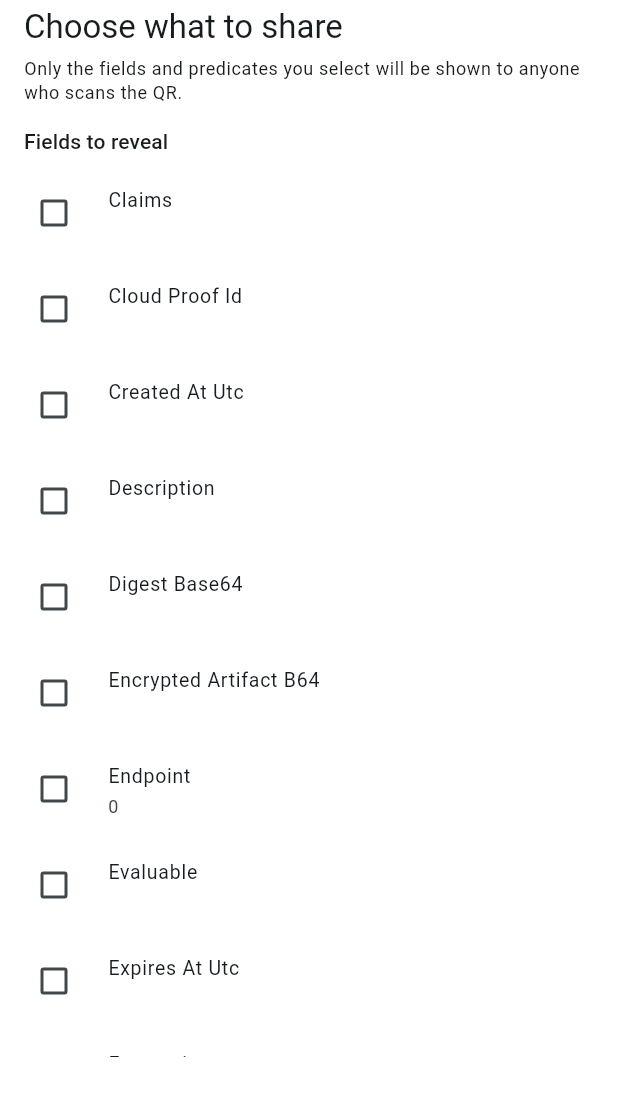
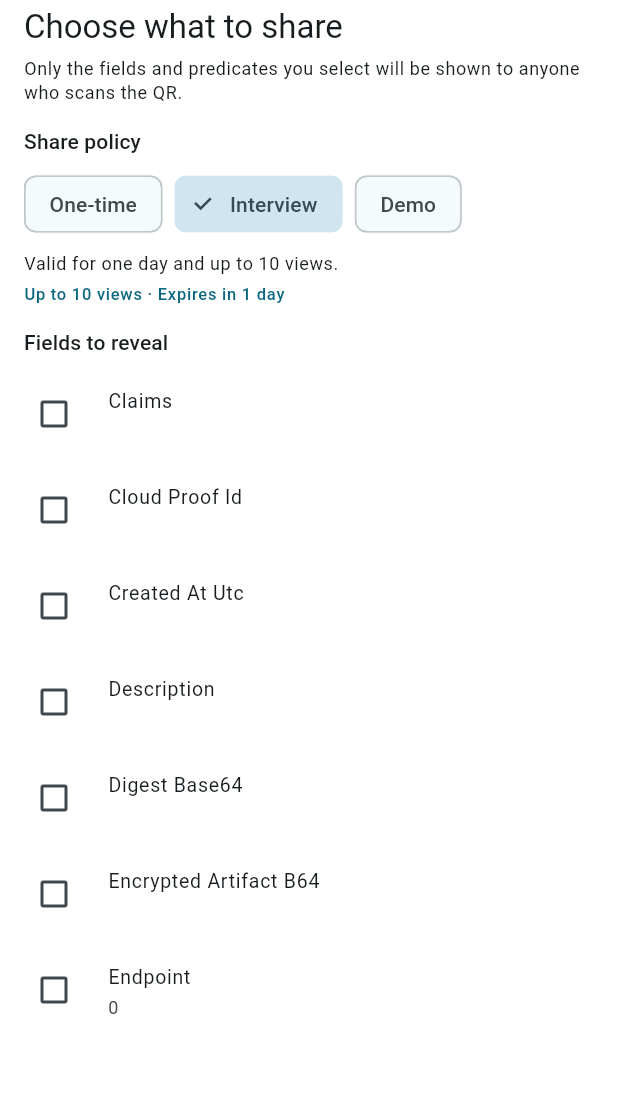
Before and after one commit to Kushal7788/zk-backpack, a Flutter app: the _ShareSelectionSheet widget shown alone on an empty page, opened directly with empty values, on a phone screen of 412 x 824 dp. Shown: the top 1096 px of the screen. Run offline on Flutter 3.47's test engine with Material 3 defaults, Android fonts, the phone set to English and light mode, and no system bars; our stand-ins replace flutter_dotenv, flutter_secure_storage, qr_flutter, sqflite; missing offline and left inert: cryptography, mobile_proof_plugin; accounts and stored records are empty.

Commit message:
Share presets made available for the app

```diff
--- a/app/lib/main.dart
+++ b/app/lib/main.dart
@@ -16,6 +16,32 @@ import 'src/share_selection.dart';
 import 'src/share_service_client.dart';
 
 const _brandLogoAssetPath = 'assets/branding/backpack_logo.png';
+const _sharePolicyPresets = <SharePolicyPreset>[
+  SharePolicyPreset(
+    id: 'one_time',
+    label: 'One-time',
+    description: 'Best for a single verifier. Blocks after the first view.',
+    expiresInMinutes: 60,
+    oneTimeView: true,
+    maxViews: 1,
+  ),
+  SharePolicyPreset(
+    id: 'interview',
+    label: 'Interview',
+    description: 'Valid for one day and up to 10 views.',
+    expiresInMinutes: 1440,
+    oneTimeView: false,
+    maxViews: 10,
+  ),
+  SharePolicyPreset(
+    id: 'demo',
+    label: 'Demo',
+    description: 'Valid for seven days and up to 100 views.',
+    expiresInMinutes: 10080,
+    oneTimeView: false,
+    maxViews: 100,
+  ),
+];
 
 Future<void> main() async {
   WidgetsFlutterBinding.ensureInitialized();
@@ -332,7 +358,7 @@ class _ZkBackpackHomePageState extends State<ZkBackpackHomePage> {
       if (!mounted) {
         return;
       }
-      final ShareSelection? selection = await showModalBottomSheet<ShareSelection>(
+      final ShareDraft? draft = await showModalBottomSheet<ShareDraft>(
         context: context,
         isScrollControlled: true,
         useSafeArea: true,
@@ -341,9 +367,11 @@ class _ZkBackpackHomePageState extends State<ZkBackpackHomePage> {
           return _ShareSelectionSheet(revealedBody: revealedBody);
         },
       );
-      if (selection == null) {
-        return;
-      }
+      if (draft == null) {
+        return;
+      }
+      final selection = draft.selection;
+      final policy = draft.policy;
       if (selection.isEmpty) {
         _showErrorSnack('Pick at least one field or predicate to share.');
         return;
@@ -361,9 +389,9 @@ class _ZkBackpackHomePageState extends State<ZkBackpackHomePage> {
       final shareResult = await _shareClient.createShare(
         proofId: record.proofId,
         policyTemplate: 'selection',
-        expiresInMinutes: 60,
-        oneTimeView: false,
-        maxViews: 10,
+        expiresInMinutes: policy.expiresInMinutes,
+        oneTimeView: policy.oneTimeView,
+        maxViews: policy.maxViews,
         selection: selection,
       );
       await _store.updateCloudShareState(
@@ -381,7 +409,8 @@ class _ZkBackpackHomePageState extends State<ZkBackpackHomePage> {
         builder: (context) {
           final scheme = Theme.of(context).colorScheme;
           final mediaWidth = MediaQuery.of(context).size.width;
-          final double qrSide = (mediaWidth.clamp(220.0, 320.0) - 80).toDouble();
+          final double qrSide = (mediaWidth.clamp(220.0, 320.0) - 80)
+              .toDouble();
           return Dialog(
             child: ConstrainedBox(
               constraints: const BoxConstraints(maxWidth: 360),
@@ -435,11 +464,38 @@ class _ZkBackpackHomePageState extends State<ZkBackpackHomePage> {
                         ),
                         child: Text(
                           shareResult.url,
-                          style: Theme.of(context).textTheme.bodySmall?.copyWith(
+                          style: Theme.of(context).textTheme.bodySmall
+                              ?.copyWith(
                                 color: scheme.primary,
                                 decoration: TextDecoration.underline,
                               ),
                         ),
+                      ),
+                    ),
+                    const SizedBox(height: 12),
+                    Container(
+                      width: double.infinity,
+                      decoration: BoxDecoration(
+                        color: scheme.surfaceContainerHighest,
+                        borderRadius: BorderRadius.circular(12),
+                      ),
+                      padding: const EdgeInsets.all(12),
+                      child: Column(
+                        crossAxisAlignment: CrossAxisAlignment.start,
+                        children: <Widget>[
+                          Text(
+                            policy.label,
+                            style: Theme.of(context).textTheme.labelLarge,
+                          ),
+                          const SizedBox(height: 4),
+                          Text(
+                            _sharePolicySummary(
+                              policy,
+                              expiresAtUtc: shareResult.expiresAtUtc,
+                            ),
+                            style: Theme.of(context).textTheme.bodySmall,
+                          ),
+                        ],
                       ),
                     ),
                     const SizedBox(height: 12),
@@ -480,8 +536,12 @@ class _ZkBackpackHomePageState extends State<ZkBackpackHomePage> {
             ),
             FilledButton.tonal(
               style: FilledButton.styleFrom(
-                foregroundColor: Theme.of(dialogContext).colorScheme.onErrorContainer,
-                backgroundColor: Theme.of(dialogContext).colorScheme.errorContainer,
+                foregroundColor: Theme.of(
+                  dialogContext,
+                ).colorScheme.onErrorContainer,
+                backgroundColor: Theme.of(
+                  dialogContext,
+                ).colorScheme.errorContainer,
               ),
               onPressed: () => Navigator.of(dialogContext).pop(true),
               child: const Text('Delete'),
@@ -618,14 +678,12 @@ class _ZkBackpackHomePageState extends State<ZkBackpackHomePage> {
         }
       }
     }
-    final candidate = _firstNonEmptyMap(
-      <Object?>[
+    final candidate = _firstNonEmptyMap(<Object?>[
       decoded['revealedData'],
       decoded['revealed'],
       decoded['claims'],
       decoded['scopedClaims'],
-      ],
-    );
+    ]);
     final source = candidate ?? decoded;
     final flattened = <String, String>{};
     _flattenValues(source, flattened, prefix: '');
@@ -656,8 +714,7 @@ class _ZkBackpackHomePageState extends State<ZkBackpackHomePage> {
           if (endpoint is Map<String, Object?>) {
             final method = (endpoint['method'] as String?)?.trim() ?? '';
             final host =
-                (endpoint['host'] as String?)?.trim() ??
-                fallbackHost.trim();
+                (endpoint['host'] as String?)?.trim() ?? fallbackHost.trim();
             final path = (endpoint['path'] as String?)?.trim() ?? '';
             final uri = '$host$path'.trim();
             if (uri.isNotEmpty) {
@@ -752,10 +809,7 @@ class _ZkBackpackHomePageState extends State<ZkBackpackHomePage> {
       return;
     }
     ScaffoldMessenger.of(context).showSnackBar(
-      SnackBar(
-        duration: const Duration(seconds: 2),
-        content: Text(message),
-      ),
+      SnackBar(duration: const Duration(seconds: 2), content: Text(message)),
     );
   }
 
@@ -893,8 +947,7 @@ class _ZkBackpackHomePageState extends State<ZkBackpackHomePage> {
                               (item) => DropdownMenuItem<ProviderConfig>(
                                 value: item,
                                 child: Row(
-                                        crossAxisAlignment:
-                                            CrossAxisAlignment.start,
+                                  crossAxisAlignment: CrossAxisAlignment.start,
                                   children: <Widget>[
                                     Expanded(
                                       child: Column(
@@ -906,12 +959,11 @@ class _ZkBackpackHomePageState extends State<ZkBackpackHomePage> {
                                           const SizedBox(height: 2),
                                           Text(
                                             item.description,
-                                                  style: Theme.of(context)
-                                                      .textTheme
-                                                      .bodySmall,
+                                            style: Theme.of(
+                                              context,
+                                            ).textTheme.bodySmall,
                                             maxLines: 2,
-                                                  overflow:
-                                                      TextOverflow.ellipsis,
+                                            overflow: TextOverflow.ellipsis,
                                           ),
                                         ],
                                       ),
@@ -952,9 +1004,7 @@ class _ZkBackpackHomePageState extends State<ZkBackpackHomePage> {
                               Expanded(
                                 child: Text(
                                   provider.description,
-                                        style: Theme.of(context)
-                                            .textTheme
-                                            .bodySmall,
+                                  style: Theme.of(context).textTheme.bodySmall,
                                 ),
                               ),
                             ],
@@ -965,11 +1015,8 @@ class _ZkBackpackHomePageState extends State<ZkBackpackHomePage> {
                       Container(
                         width: double.infinity,
                         decoration: BoxDecoration(
-                                color: Theme.of(
-                                  context,
-                                ).colorScheme.primaryContainer.withValues(
-                                  alpha: 0.35,
-                                ),
+                          color: Theme.of(context).colorScheme.primaryContainer
+                              .withValues(alpha: 0.35),
                           borderRadius: BorderRadius.circular(12),
                         ),
                         padding: const EdgeInsets.all(12),
@@ -1042,9 +1089,7 @@ class _ZkBackpackHomePageState extends State<ZkBackpackHomePage> {
                     ),
                     child: const Padding(
                       padding: EdgeInsets.all(12),
-                      child: Image(
-                        image: AssetImage(_brandLogoAssetPath),
-                      ),
+                      child: Image(image: AssetImage(_brandLogoAssetPath)),
                     ),
                   ),
                   const SizedBox(height: 14),
@@ -1102,17 +1147,21 @@ class _ZkBackpackHomePageState extends State<ZkBackpackHomePage> {
                               children: <Widget>[
                                 Text(
                                   providerLabel,
-                                  style: Theme.of(context).textTheme.titleMedium,
-                                ),
-                                if (_providerById[proof.providerId]
-                                        ?.description
+                                  style: Theme.of(
+                                    context,
+                                  ).textTheme.titleMedium,
+                                ),
+                                if (_providerById[proof.providerId]?.description
                                         .trim()
                                         .isNotEmpty ==
                                     true) ...<Widget>[
                                   const SizedBox(height: 2),
                                   Text(
-                                    _providerById[proof.providerId]!.description,
-                                    style: Theme.of(context).textTheme.bodySmall,
+                                    _providerById[proof.providerId]!
+                                        .description,
+                                    style: Theme.of(
+                                      context,
+                                    ).textTheme.bodySmall,
                                     maxLines: 2,
                                     overflow: TextOverflow.ellipsis,
                                   ),
@@ -1176,7 +1225,10 @@ class _ZkBackpackHomePageState extends State<ZkBackpackHomePage> {
                           padding: const EdgeInsets.all(6),
                           tapTargetSize: MaterialTapTargetSize.shrinkWrap,
                         ),
-                        icon: const Icon(Icons.delete_outline_rounded, size: 18),
+                        icon: const Icon(
+                          Icons.delete_outline_rounded,
+                          size: 18,
+                        ),
                       ),
                     ],
                   ),
@@ -1228,9 +1280,9 @@ class _ZkBackpackHomePageState extends State<ZkBackpackHomePage> {
             child: IgnorePointer(
               child: DecoratedBox(
                 decoration: BoxDecoration(
-                  color: Theme.of(context).colorScheme.surface.withValues(
-                    alpha: 0.75,
-                  ),
+                  color: Theme.of(
+                    context,
+                  ).colorScheme.surface.withValues(alpha: 0.75),
                 ),
                 child: const Center(child: CircularProgressIndicator()),
               ),
@@ -1395,10 +1447,7 @@ class _SectionCard extends StatelessWidget {
   @override
   Widget build(BuildContext context) {
     return Card(
-      child: Padding(
-        padding: const EdgeInsets.all(14),
-        child: child,
-      ),
+      child: Padding(padding: const EdgeInsets.all(14), child: child),
     );
   }
 }
@@ -1545,8 +1594,18 @@ String? _humanizeIsoDate(String input) {
   if (parsed == null) return null;
   final local = parsed.toLocal();
   const months = <String>[
-    'Jan', 'Feb', 'Mar', 'Apr', 'May', 'Jun',
-    'Jul', 'Aug', 'Sep', 'Oct', 'Nov', 'Dec',
+    'Jan',
+    'Feb',
+    'Mar',
+    'Apr',
+    'May',
+    'Jun',
+    'Jul',
+    'Aug',
+    'Sep',
+    'Oct',
+    'Nov',
+    'Dec',
   ];
   final dateOnly = !input.contains('T');
   final month = months[local.month - 1];
@@ -1559,6 +1618,43 @@ String? _humanizeIsoDate(String input) {
   return '$month ${local.day}, ${local.year}, $hour12:$minute $ampm';
 }
 
+String _sharePolicySummary(SharePolicyPreset policy, {String? expiresAtUtc}) {
+  final parts = <String>[];
+  if (policy.oneTimeView) {
+    parts.add('One-time link');
+  }
+  if (policy.maxViews != null) {
+    parts.add(
+      'Up to ${policy.maxViews} view${policy.maxViews == 1 ? '' : 's'}',
+    );
+  }
+  if (expiresAtUtc != null && expiresAtUtc.trim().isNotEmpty) {
+    parts.add('Expires ${_humanizeIsoDate(expiresAtUtc) ?? expiresAtUtc}');
+  } else {
+    parts.add('Expires in ${_formatPolicyDuration(policy.expiresInMinutes)}');
+  }
+  return parts.join(' · ');
+}
+
+String _formatPolicyDuration(int minutes) {
+  if (minutes % 1440 == 0) {
+    final days = minutes ~/ 1440;
+    return '$days day${days == 1 ? '' : 's'}';
+  }
+  if (minutes % 60 == 0) {
+    final hours = minutes ~/ 60;
+    return '$hours hour${hours == 1 ? '' : 's'}';
+  }
+  return '$minutes minute${minutes == 1 ? '' : 's'}';
+}
+
+class ShareDraft {
+  const ShareDraft({required this.selection, required this.policy});
+
+  final ShareSelection selection;
+  final SharePolicyPreset policy;
+}
+
 class _ShareSelectionSheet extends StatefulWidget {
   const _ShareSelectionSheet({required this.revealedBody});
 
@@ -1572,20 +1668,25 @@ class _ShareSelectionSheetState extends State<_ShareSelectionSheet> {
   late final List<String> _orderedPaths;
   late final Map<String, bool> _fieldSelected;
   final List<RevealPredicate> _predicates = <RevealPredicate>[];
+  SharePolicyPreset _selectedPolicy = _sharePolicyPresets[1];
   int _predicateCounter = 0;
 
   @override
   void initState() {
     super.initState();
     _orderedPaths = widget.revealedBody.keys.toList(growable: false);
-    _fieldSelected = <String, bool>{for (final path in _orderedPaths) path: false};
+    _fieldSelected = <String, bool>{
+      for (final path in _orderedPaths) path: false,
+    };
   }
 
   bool get _hasDob => _orderedPaths.any(_looksLikeDob);
   bool _looksLikeDob(String path) {
     final lower = path.toLowerCase();
-    return lower.contains('dob') || lower.endsWith('.birth') ||
-        lower.contains('birthdate') || lower.contains('dateofbirth');
+    return lower.contains('dob') ||
+        lower.endsWith('.birth') ||
+        lower.contains('birthdate') ||
+        lower.contains('dateofbirth');
   }
 
   String? get _suggestedDobPath {
@@ -1671,6 +1772,40 @@ class _ShareSelectionSheetState extends State<_ShareSelectionSheet> {
               ),
               const SizedBox(height: 14),
               Text(
+                'Share policy',
+                style: Theme.of(context).textTheme.titleSmall,
+              ),
+              const SizedBox(height: 8),
+              Wrap(
+                spacing: 8,
+                runSpacing: 8,
+                children: <Widget>[
+                  for (final policy in _sharePolicyPresets)
+                    ChoiceChip(
+                      label: Text(policy.label),
+                      selected: _selectedPolicy.id == policy.id,
+                      onSelected: (_) {
+                        setState(() {
+                          _selectedPolicy = policy;
+                        });
+                      },
+                    ),
+                ],
+              ),
+              const SizedBox(height: 8),
+              Text(
+                _selectedPolicy.description,
+                style: Theme.of(context).textTheme.bodySmall,
+              ),
+              const SizedBox(height: 4),
+              Text(
+                _sharePolicySummary(_selectedPolicy),
+                style: Theme.of(
+                  context,
+                ).textTheme.labelSmall?.copyWith(color: scheme.primary),
+              ),
+              const SizedBox(height: 14),
+              Text(
                 'Fields to reveal',
                 style: Theme.of(context).textTheme.titleSmall,
               ),
@@ -1706,7 +1841,10 @@ class _ShareSelectionSheetState extends State<_ShareSelectionSheet> {
                   const Spacer(),
                   TextButton.icon(
                     onPressed: () => _editPredicate(),
-                    icon: const Icon(Icons.add_circle_outline_rounded, size: 18),
+                    icon: const Icon(
+                      Icons.add_circle_outline_rounded,
+                      size: 18,
+                    ),
                     label: const Text('Add predicate'),
                   ),
                 ],
@@ -1746,7 +1884,10 @@ class _ShareSelectionSheetState extends State<_ShareSelectionSheet> {
                   ),
                 ),
               ..._predicates.map((predicate) {
-                final evaluation = evaluatePredicate(predicate, widget.revealedBody);
+                final evaluation = evaluatePredicate(
+                  predicate,
+                  widget.revealedBody,
+                );
                 final color = !evaluation.evaluable
                     ? scheme.outline
                     : evaluation.satisfied
@@ -1781,7 +1922,9 @@ class _ShareSelectionSheetState extends State<_ShareSelectionSheet> {
                           icon: const Icon(Icons.close_rounded, size: 18),
                           onPressed: () {
                             setState(() {
-                              _predicates.removeWhere((p) => p.id == predicate.id);
+                              _predicates.removeWhere(
+                                (p) => p.id == predicate.id,
+                              );
                             });
                           },
                         ),
@@ -1841,7 +1984,12 @@ class _ShareSelectionSheetState extends State<_ShareSelectionSheet> {
                     child: FilledButton(
                       onPressed: selection.isEmpty
                           ? null
-                          : () => Navigator.of(context).pop(selection),
+                          : () => Navigator.of(context).pop(
+                              ShareDraft(
+                                selection: selection,
+                                policy: _selectedPolicy,
+                              ),
+                            ),
                       child: const Text('Share QR'),
                     ),
                   ),
@@ -1881,7 +2029,16 @@ class _PredicateEditorDialogState extends State<_PredicateEditorDialog> {
     'digitsOnly': 'digits only',
   };
   static const _operators = <String>[
-    '==', '!=', '>', '>=', '<', '<=', 'between', 'contains', 'startsWith', 'endsWith',
+    '==',
+    '!=',
+    '>',
+    '>=',
+    '<',
+    '<=',
+    'between',
+    'contains',
+    'startsWith',
+    'endsWith',
   ];
 
   late String _path;
@@ -1898,9 +2055,15 @@ class _PredicateEditorDialogState extends State<_PredicateEditorDialog> {
     _path = initial?.sourcePath ?? widget.paths.first;
     _transform = initial?.transform ?? _autoTransform(_path);
     _op = initial?.op ?? '>=';
-    _labelController = TextEditingController(text: initial?.label ?? _autoLabel());
-    _valueController = TextEditingController(text: initial?.value?.toString() ?? '');
-    _value2Controller = TextEditingController(text: initial?.value2?.toString() ?? '');
+    _labelController = TextEditingController(
+      text: initial?.label ?? _autoLabel(),
+    );
+    _valueController = TextEditingController(
+      text: initial?.value?.toString() ?? '',
+    );
+    _value2Controller = TextEditingController(
+      text: initial?.value2?.toString() ?? '',
+    );
   }
 
   String _autoTransform(String path) {
@@ -1995,7 +2158,8 @@ class _PredicateEditorDialogState extends State<_PredicateEditorDialog> {
               decoration: const InputDecoration(labelText: 'Operator'),
               items: _operators
                   .map(
-                    (op) => DropdownMenuItem<String>(value: op, child: Text(op)),
+                    (op) =>
+                        DropdownMenuItem<String>(value: op, child: Text(op)),
                   )
                   .toList(growable: false),
               onChanged: (next) {
@@ -2109,7 +2273,9 @@ class _PredicateRow extends StatelessWidget {
                 : satisfied
                 ? 'true'
                 : 'false',
-            style: Theme.of(context).textTheme.labelMedium?.copyWith(color: color),
+            style: Theme.of(
+              context,
+            ).textTheme.labelMedium?.copyWith(color: color),
           ),
         ],
       ),
@@ -2118,7 +2284,10 @@ class _PredicateRow extends StatelessWidget {
 }
 
 class _ReceiptVerifyTile extends StatefulWidget {
-  const _ReceiptVerifyTile({required this.signature, required this.shareClient});
+  const _ReceiptVerifyTile({
+    required this.signature,
+    required this.shareClient,
+  });
 
   final String signature;
   final ShareServiceClient shareClient;
@@ -2192,7 +2361,9 @@ class _ReceiptVerifyTileState extends State<_ReceiptVerifyTile> {
                       ? 'Tap to verify HMAC signature on the service receipt.'
                       : result.message.isNotEmpty
                       ? result.message
-                          : (result.ok ? 'Signature verified' : 'Invalid signature'),
+                      : (result.ok
+                            ? 'Signature verified'
+                            : 'Invalid signature'),
                   style: Theme.of(context).textTheme.bodySmall,
                 ),
               ),
--- a/app/lib/src/models.dart
+++ b/app/lib/src/models.dart
@@ -126,6 +126,24 @@ class ShareCreateResult {
   }
 }
 
+class SharePolicyPreset {
+  const SharePolicyPreset({
+    required this.id,
+    required this.label,
+    required this.description,
+    required this.expiresInMinutes,
+    required this.oneTimeView,
+    required this.maxViews,
+  });
+
+  final String id;
+  final String label;
+  final String description;
+  final int expiresInMinutes;
+  final bool oneTimeView;
+  final int? maxViews;
+}
+
 class ShareViewResponse {
   const ShareViewResponse({
     required this.status,
```
Also changed, not shown: 1 other file. Lines whose indentation alone changed are shown as unchanged.
